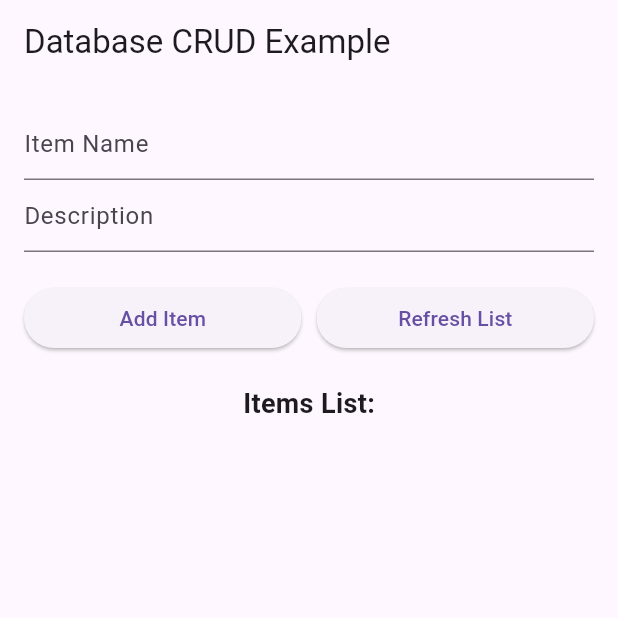
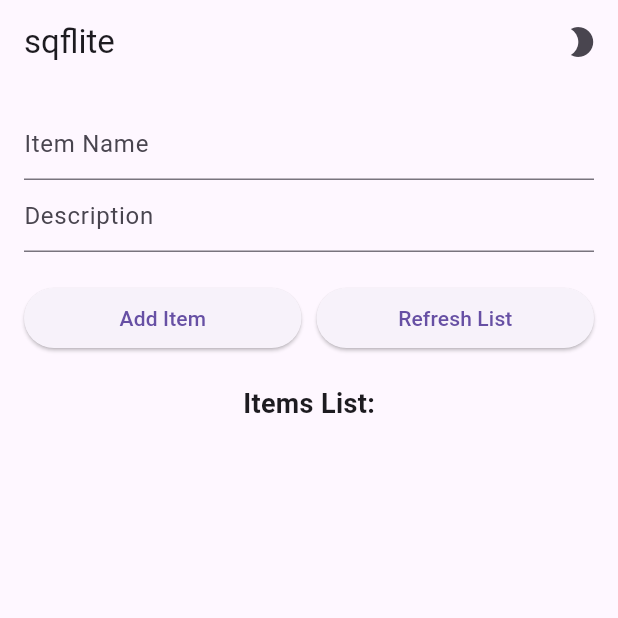
Before and after one commit to Nathan2055/csc4360-cw03-task-list, a Flutter app: the screen it shows after launch, on a phone screen of 412 x 824 dp, the top half of it. Run offline on Flutter 3.47's test engine with Material 3 defaults, Android fonts, the phone set to English and light mode, and no system bars; our stand-ins replace sqflite; accounts and stored records are empty.

Commit message:
Fix duplicated app initializer and add back the dark mode code

```diff
--- a/lib/main.dart
+++ b/lib/main.dart
@@ -2,20 +2,7 @@ import 'package:flutter/material.dart';
 import 'database_helper.dart';
 
 void main() {
-  runApp(const MyApp());
-}
-
-class MyApp extends StatelessWidget {
-  const MyApp({super.key});
-
-  @override
-  Widget build(BuildContext context) {
-    return MaterialApp(
-      title: 'Database Demo',
-      theme: ThemeData(primarySwatch: Colors.blue),
-      home: const DatabaseExample(),
-    );
-  }
+  runApp(const DatabaseExample());
 }
 
 class DatabaseExample extends StatefulWidget {
@@ -26,6 +13,10 @@ class DatabaseExample extends StatefulWidget {
 }
 
 class _DatabaseExampleState extends State<DatabaseExample> {
+  // Theme control variables
+  ThemeMode _themeMode = ThemeMode.light;
+  bool darkMode = false;
+
   final dbHelper = DBHelper.instance;
   final TextEditingController nameController = TextEditingController();
   final TextEditingController descController = TextEditingController();
@@ -62,8 +53,33 @@ class _DatabaseExampleState extends State<DatabaseExample> {
 
   @override
   Widget build(BuildContext context) {
-    return Scaffold(
-      appBar: AppBar(title: const Text('Database CRUD Example')),
+    return MaterialApp(
+      theme: ThemeData.light(),
+      darkTheme: ThemeData.dark(),
+      themeMode: _themeMode,
+      debugShowCheckedModeBanner: false,
+      home: Scaffold(
+        appBar: AppBar(
+          automaticallyImplyLeading: false,
+          title: const Text('sqflite'),
+          actions: <Widget>[
+            IconButton(
+              // if dark mode, show sun; if light mode, show moon
+              icon: darkMode
+                  ? const Icon(Icons.sunny)
+                  : const Icon(Icons.mode_night),
+              // same idea for the tooltip text
+              tooltip: darkMode ? 'Light Mode' : 'Dark Mode',
+              onPressed: () {
+                setState(() {
+                  // if on, switch to light mode; if off, switch to dark mode
+                  _themeMode = darkMode ? ThemeMode.light : ThemeMode.dark;
+                  darkMode = !darkMode;
+                });
+              },
+            ),
+          ],
+        ),
         body: Padding(
           padding: const EdgeInsets.all(16.0),
           child: Column(
@@ -121,6 +137,7 @@ class _DatabaseExampleState extends State<DatabaseExample> {
             ],
           ),
         ),
+      ),
     );
   }
 }
```
Lines whose indentation alone changed are shown as unchanged.
